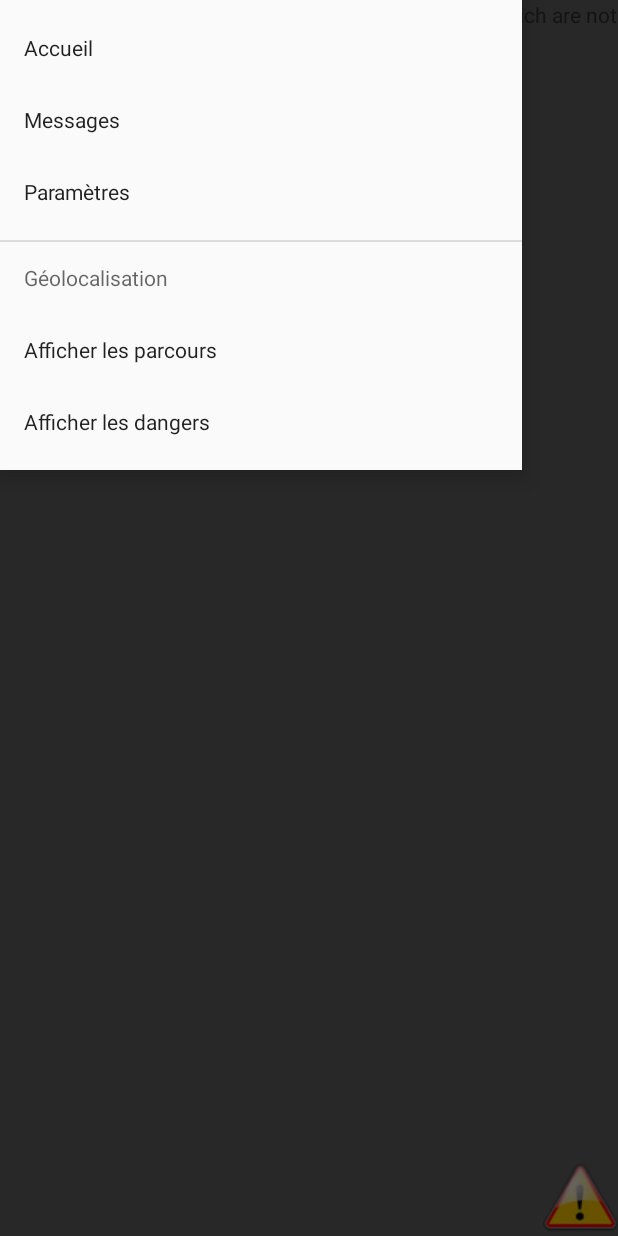
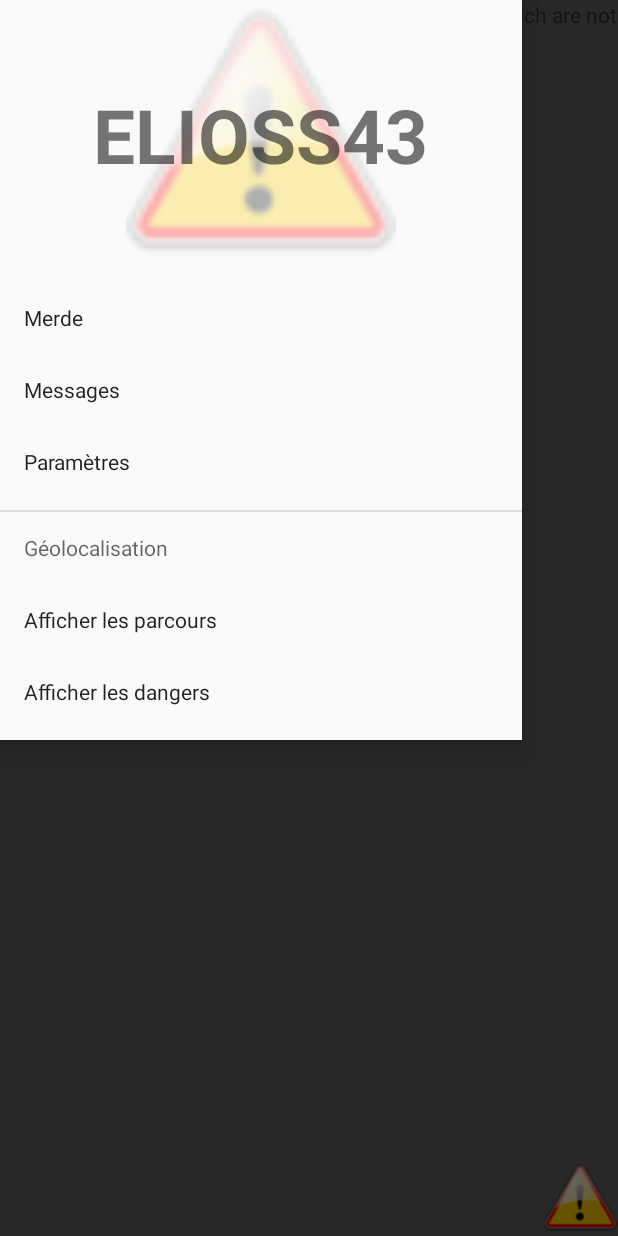
Before and after one commit to Elioss/the_walking_way, an Android app: the screen it shows after launch (MapsActivity), with the side drawer open, on a phone screen of 412 x 824 dp. Run offline under Robolectric (Android 15) with nearby library versions, the phone set to English and light mode, and no system bars.

Commit message:
Ajout d'un header au Menu

```diff
--- a/tww_client/app/src/main/res/layout/activity_maps.xml
+++ b/tww_client/app/src/main/res/layout/activity_maps.xml
@@ -38,8 +38,8 @@
         android:layout_height="wrap_content"
         android:id="@+id/navigation_view"
         android:layout_gravity="start"
+        app:headerLayout="@layout/navigation_drawer_header"
         app:menu="@menu/drawer_menu"
-
     ></android.support.design.widget.NavigationView>
 
 </android.support.v4.widget.DrawerLayout>
--- /dev/null
+++ b/tww_client/app/src/main/res/layout/navigation_drawer_header.xml
@@ -0,0 +1,23 @@
+<?xml version="1.0" encoding="utf-8"?>
+<RelativeLayout xmlns:android="http://schemas.android.com/apk/res/android"
+    android:layout_width="match_parent"
+    android:layout_height="180dp"
+    >
+
+    <ImageView
+        android:layout_width="match_parent"
+        android:layout_height="match_parent"
+        android:alpha="0.3"
+        android:src="@drawable/danger_button"
+        />
+    <TextView
+        android:layout_width="wrap_content"
+        android:layout_height="match_parent"
+        android:text="ELIOSS43"
+        android:textSize="50dp"
+        android:textStyle="bold"
+        android:alpha="1.0"
+        android:layout_centerHorizontal="true"
+        android:gravity="center_vertical"
+        />
+</RelativeLayout>
--- a/tww_client/app/src/main/res/menu/drawer_menu.xml
+++ b/tww_client/app/src/main/res/menu/drawer_menu.xml
@@ -5,7 +5,7 @@
 
         <item
             android:id="@+id/home_id"
-            android:title="Accueil"
+            android:title="Merde"
             ></item>
         <item
             android:id="@+id/messages"
```
Also changed, not shown: tww_client/app/src/main/res/drawable-mdpi/background.jpg (added).
